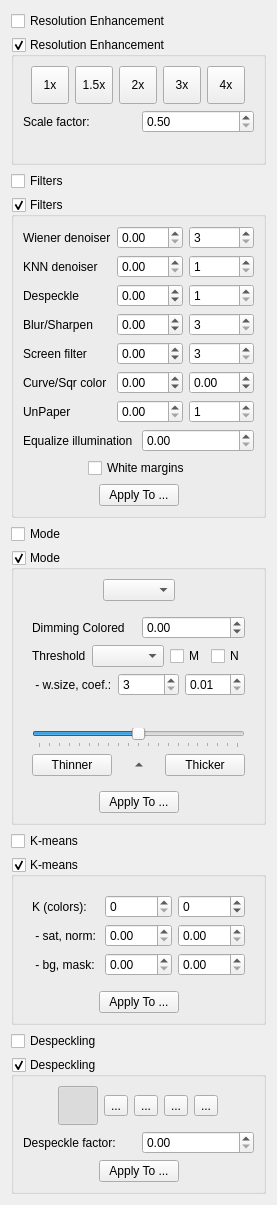
Above: src/filters/output/ui/OutputOptionsWidget.ui from ImageProcessing-ElectronicPublications/scantailor-experimental before the change. Below: the same form after it.
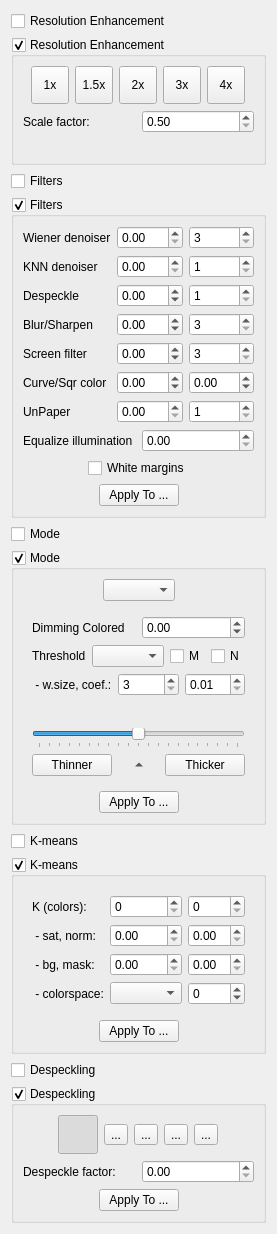
That is the form after the change. Icons and pictures are not drawn.

Commit message: 0.2023.11.27: output: k-means: HSV/HSL colorspace

Patch:
```diff
--- a/src/filters/output/ui/OutputOptionsWidget.ui
+++ b/src/filters/output/ui/OutputOptionsWidget.ui
@@ -1000,10 +1000,10 @@
      </property>
      <layout class="QVBoxLayout" name="verticalLayout_kmeans4">
       <item>
-       <widget class="QWidget" name="bwOptions" native="true">
+       <widget class="QWidget" name="kmeansOptions" native="true">
         <layout class="QVBoxLayout" name="verticalLayout_kmeans">
          <item>
-          <layout class="QGridLayout" name="kmeansOptions">
+          <layout class="QGridLayout" name="kmeansSheetOptions">
            <item row="0" column="0">
             <widget class="QLabel" name="kmeansCountLabel">
              <property name="text">
@@ -1025,15 +1025,18 @@
             </widget>
            </item>
            <item row="0" column="2">
-            <widget class="QSpinBox" name="kmeansMorphology">
+            <widget class="QSpinBox" name="kmeansValueStart">
              <property name="toolTip">
               <string>Morphology of K-means.</string>
              </property>
              <property name="minimum">
-              <number>-16</number>
+              <number>0</number>
              </property>
              <property name="maximum">
-              <number>16</number>
+              <number>255</number>
+             </property>
+             <property name="singleStep">
+              <number>5</number>
              </property>
             </widget>
            </item>
@@ -1115,6 +1118,33 @@
              </property>
             </widget>
            </item>
+           <item row="3" column="0">
+            <widget class="QLabel" name="kmeansColorSpaceSelectorLabel">
+             <property name="text">
+              <string> - colorspace:</string>
+             </property>
+            </widget>
+           </item>
+           <item row="3" column="1">
+            <widget class="QComboBox" name="kmeansColorSpaceSelector">
+             <property name="toolTip">
+              <string>Select color space in K-means.</string>
+             </property>
+            </widget>
+           </item>
+           <item row="3" column="2">
+            <widget class="QSpinBox" name="kmeansMorphology">
+             <property name="toolTip">
+              <string>Morphology of K-means.</string>
+             </property>
+             <property name="minimum">
+              <number>-16</number>
+             </property>
+             <property name="maximum">
+              <number>16</number>
+             </property>
+            </widget>
+           </item>
           </layout>
          </item>
         </layout>
```
Left out of the diff: 2 changed lines with no effect on the pictures. The commit also changes 25 other files.
